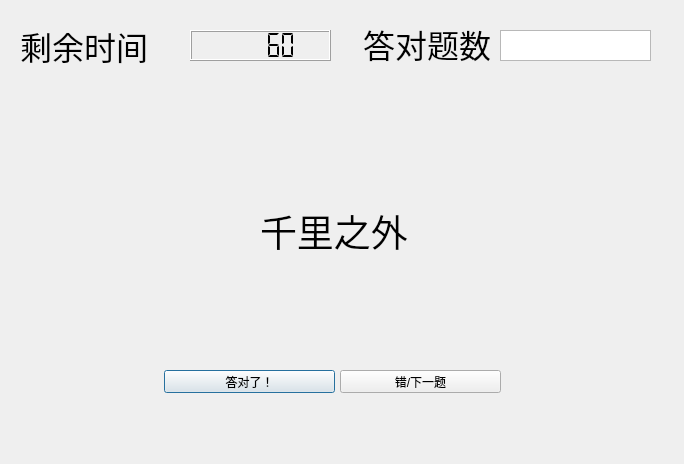
Qt form MAIN.ui (hl09/QandA) before a commit.
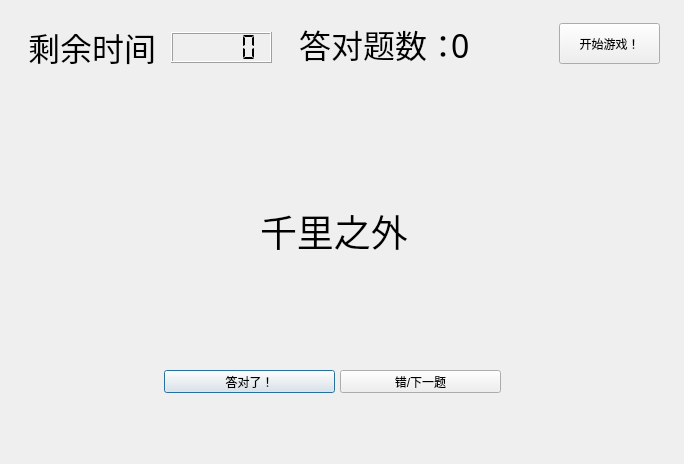
The same form after that commit.

The edit to the form file:
```diff
--- a/MAIN.ui
+++ b/MAIN.ui
@@ -42,9 +42,9 @@
   <widget class="QLCDNumber" name="lcdNumber">
    <property name="geometry">
     <rect>
-     <x>190</x>
-     <y>30</y>
-     <width>141</width>
+     <x>171</x>
+     <y>32</y>
+     <width>101</width>
      <height>31</height>
     </rect>
    </property>
@@ -54,14 +54,17 @@
    <property name="segmentStyle">
     <enum>QLCDNumber::Flat</enum>
    </property>
+   <property name="value" stdset="0">
+    <double>0.000000000000000</double>
+   </property>
    <property name="intValue" stdset="0">
-    <number>60</number>
+    <number>0</number>
    </property>
   </widget>
   <widget class="QLabel" name="label">
    <property name="geometry">
     <rect>
-     <x>363</x>
+     <x>299</x>
      <y>13</y>
      <width>161</width>
      <height>61</height>
@@ -74,7 +77,7 @@
     </font>
    </property>
    <property name="text">
-    <string>答对题数</string>
+    <string>答对题数：</string>
    </property>
   </widget>
   <widget class="QLabel" name="label_2">
@@ -99,35 +102,57 @@
   <widget class="QLabel" name="labell">
    <property name="geometry">
     <rect>
-     <x>20</x>
+     <x>28</x>
+     <y>21</y>
+     <width>141</width>
+     <height>51</height>
+    </rect>
+   </property>
+   <property name="font">
+    <font>
+     <family>宋体</family>
+     <pointsize>24</pointsize>
+    </font>
+   </property>
+   <property name="text">
+    <string>剩余时间：</string>
+   </property>
+  </widget>
+  <widget class="QPushButton" name="pushButtonGo">
+   <property name="geometry">
+    <rect>
+     <x>559</x>
+     <y>23</y>
+     <width>101</width>
+     <height>41</height>
+    </rect>
+   </property>
+   <property name="text">
+    <string>开始游戏！</string>
+   </property>
+  </widget>
+  <widget class="QLabel" name="labelCorrectNumber">
+   <property name="geometry">
+    <rect>
+     <x>451</x>
      <y>20</y>
-     <width>141</width>
+     <width>71</width>
      <height>51</height>
     </rect>
    </property>
    <property name="font">
     <font>
-     <family>宋体</family>
+     <family>黑体</family>
      <pointsize>24</pointsize>
     </font>
    </property>
    <property name="text">
-    <string>剩余时间</string>
+    <string>0</string>
    </property>
   </widget>
-  <widget class="QTextEdit" name="textEdit">
-   <property name="geometry">
-    <rect>
-     <x>500</x>
-     <y>30</y>
-     <width>151</width>
-     <height>31</height>
-    </rect>
-   </property>
-  </widget>
-  <zorder>pushButton</zorder>
-  <zorder>pushButton_2</zorder>
-  <zorder>lcdNumber</zorder>
+  <zorder>pushButtonRight</zorder>
+  <zorder>pushButtonWrong</zorder>
+  <zorder>labelQ</zorder>
   <zorder>labell</zorder>
   <zorder>label</zorder>
   <zorder>textEdit</zorder>
```
Left out of the diff: 15 changed lines with no effect on the pictures.
